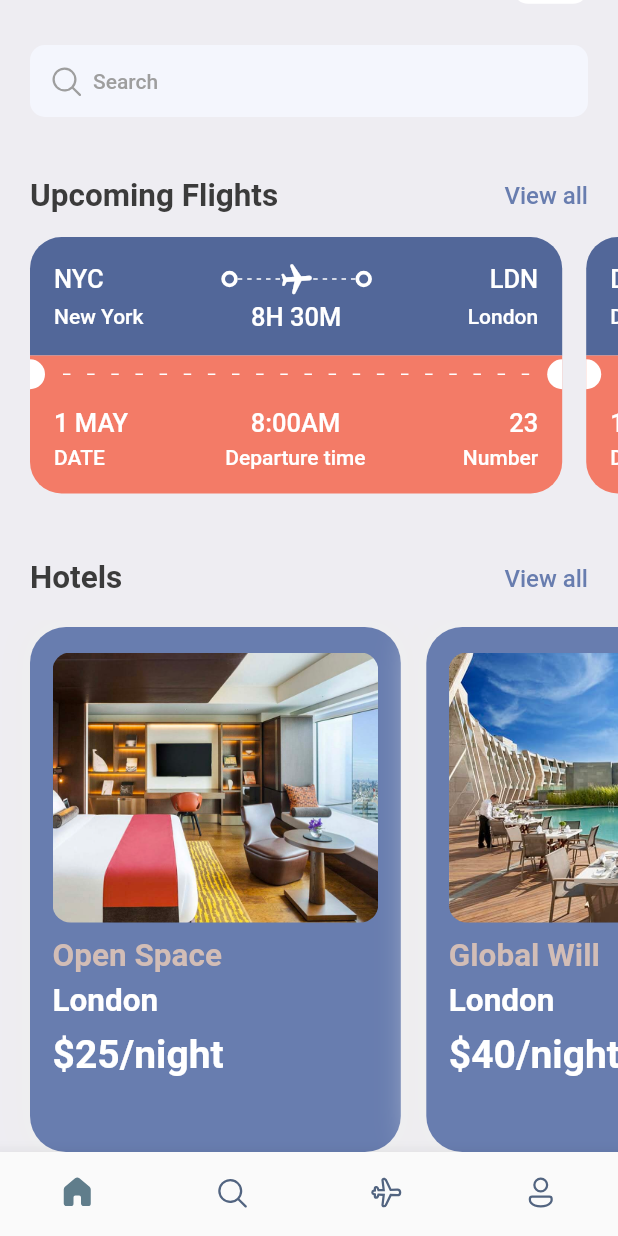
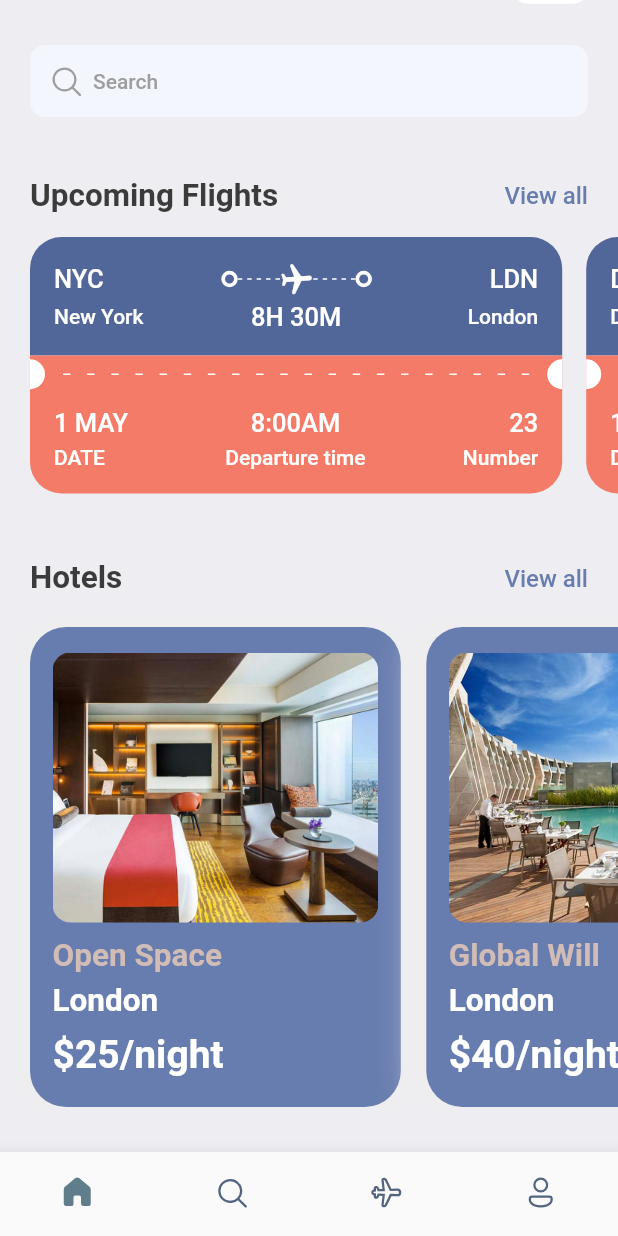
Before and after one commit to cmatt7/booking-app, a Flutter app: the screen it shows after launch, scrolled down 90 dp, on a phone screen of 412 x 824 dp. Run offline on Flutter 3.47's test engine with Material 2 defaults, Android fonts, the phone set to English and light mode, and no system bars; our stand-ins replace fluentui_icons, gap, get.

Commit message:
refactor: implementing AppLayout new functions for widgets responsiveness

```diff
--- a/lib/components/hotel_card.dart
+++ b/lib/components/hotel_card.dart
@@ -1,7 +1,7 @@
 import 'package:flutter/material.dart';
 
 // Dependecies
-import 'package:flutter/cupertino.dart';
+// import 'package:flutter/cupertino.dart';
 import 'package:gap/gap.dart';
 
 // Utils
@@ -19,7 +19,7 @@ class HotelCard extends StatelessWidget {
 
     return Container(
       width: size.width * 0.6,
-      height: 350,
+      height: AppLayout.getHeight(320),
       padding: const EdgeInsets.symmetric(horizontal: 15, vertical: 17),
       margin: const EdgeInsets.only(right: 17, top: 5),
       decoration: BoxDecoration(
@@ -37,7 +37,7 @@ class HotelCard extends StatelessWidget {
         crossAxisAlignment: CrossAxisAlignment.start,
         children: [
           Container(
-            height: 180,
+            height: AppLayout.getHeight(180),
             decoration: BoxDecoration(
               borderRadius: BorderRadius.circular(12),
               color: Styles.primaryColor,
--- a/lib/components/ticket_view.dart
+++ b/lib/components/ticket_view.dart
@@ -17,26 +17,24 @@ class TicketView extends StatelessWidget {
   Widget build(BuildContext context) {
     final size = AppLayout.getSize(context);
 
-    print(ticket['from']);
-
     return SizedBox(
       width: size.width * 0.9,
-      height: 200,
+      height: AppLayout.getHeight(200),
       child: Container(
-        margin: const EdgeInsets.only(right: 16),
+        margin: EdgeInsets.only(right: AppLayout.getHeight(16)),
         child: Column(
           mainAxisSize: MainAxisSize.min,
           children: [
             /* Top Box */
             Container(
-              decoration: const BoxDecoration(
-                color: Color(0xFF526799),
+              decoration: BoxDecoration(
+                color: const Color(0xFF526799),
                 borderRadius: BorderRadius.only(
-                  topLeft: Radius.circular(21),
-                  topRight: Radius.circular(21),
+                  topLeft: Radius.circular(AppLayout.getHeight(21)),
+                  topRight: Radius.circular(AppLayout.getHeight(21)),
                 ),
               ),
-              padding: const EdgeInsets.all(16),
+              padding: EdgeInsets.all(AppLayout.getHeight(16)),
               child: Column(
                 children: [
                   Row(
@@ -52,7 +50,7 @@ class TicketView extends StatelessWidget {
                         child: Stack(
                           children: [
                             SizedBox(
-                              height: 24,
+                              height: AppLayout.getHeight(24),
                               child: LayoutBuilder(
                                 builder: (BuildContext context,
                                     BoxConstraints constraints) {
@@ -103,7 +101,7 @@ class TicketView extends StatelessWidget {
                     mainAxisAlignment: MainAxisAlignment.spaceBetween,
                     children: [
                       SizedBox(
-                        width: 100,
+                        width: AppLayout.getWidth(100),
                         child: Text(
                           '${ticket['from']['name']}',
                           style: Styles.headLineStyle4
@@ -116,7 +114,7 @@ class TicketView extends StatelessWidget {
                             Styles.headLineStyle3.copyWith(color: Colors.white),
                       ),
                       SizedBox(
-                        width: 100,
+                        width: AppLayout.getWidth(100),
                         child: Text(
                           '${ticket['to']['name']}',
                           textAlign: TextAlign.end,
@@ -134,22 +132,22 @@ class TicketView extends StatelessWidget {
               color: Styles.orangeColor,
               child: Row(
                 children: [
-                  const SizedBox(
-                    height: 20,
-                    width: 10,
+                  SizedBox(
+                    height: AppLayout.getHeight(20),
+                    width: AppLayout.getWidth(10),
                     child: DecoratedBox(
                       decoration: BoxDecoration(
                         color: Colors.white,
                         borderRadius: BorderRadius.only(
-                          topRight: Radius.circular(10),
-                          bottomRight: Radius.circular(10),
+                          topRight: Radius.circular(AppLayout.getHeight(10)),
+                          bottomRight: Radius.circular(AppLayout.getHeight(10)),
                         ),
                       ),
                     ),
                   ),
                   Expanded(
                     child: Padding(
-                      padding: const EdgeInsets.all(12),
+                      padding: EdgeInsets.all(AppLayout.getHeight(12)),
                       child: LayoutBuilder(
                         builder:
                             (BuildContext context, BoxConstraints constraints) {
@@ -173,15 +171,15 @@ class TicketView extends StatelessWidget {
                       ),
                     ),
                   ),
-                  const SizedBox(
-                    height: 20,
-                    width: 10,
+                  SizedBox(
+                    height: AppLayout.getHeight(20),
+                    width: AppLayout.getWidth(10),
                     child: DecoratedBox(
                       decoration: BoxDecoration(
                         color: Colors.white,
                         borderRadius: BorderRadius.only(
-                          topLeft: Radius.circular(10),
-                          bottomLeft: Radius.circular(10),
+                          topLeft: Radius.circular(AppLayout.getHeight(10)),
+                          bottomLeft: Radius.circular(AppLayout.getHeight(10)),
                         ),
                       ),
                     ),
@@ -193,9 +191,9 @@ class TicketView extends StatelessWidget {
             Container(
               decoration: BoxDecoration(
                 color: Styles.orangeColor,
-                borderRadius: const BorderRadius.only(
-                  bottomRight: Radius.circular(21),
-                  bottomLeft: Radius.circular(21),
+                borderRadius: BorderRadius.only(
+                  bottomRight: Radius.circular(AppLayout.getHeight(21)),
+                  bottomLeft: Radius.circular(AppLayout.getHeight(21)),
                 ),
               ),
               padding: const EdgeInsets.only(left: 16, top: 10, right: 16, bottom: 16),
--- a/lib/screens/home_screen.dart
+++ b/lib/screens/home_screen.dart
@@ -6,6 +6,7 @@ import 'package:gap/gap.dart';
 
 // Utils
 import 'package:booking_app/utils/app_style.dart';
+import 'package:booking_app/utils/app_layout.dart';
 
 // Components
 import 'package:booking_app/components/hotel_card.dart';
@@ -44,8 +45,8 @@ class HomeScreen extends StatelessWidget {
                       ],
                     ),
                     Container(
-                        height: 50,
-                        width: 50,
+                      height: AppLayout.getHeight(50),
+                      width: AppLayout.getWidth(50),
                       decoration: BoxDecoration(
                         borderRadius: BorderRadius.circular(10),
                         image: const DecorationImage(
@@ -100,14 +101,16 @@ class HomeScreen extends StatelessWidget {
           const Gap(15),
           SingleChildScrollView(
             scrollDirection: Axis.horizontal,
-              padding: const EdgeInsets.only(left: 20),
+            padding: EdgeInsets.only(left: AppLayout.getWidth(20)),
             child: Row(
-                children: ticketList.map((singleTicket) => TicketView(ticket: singleTicket)).toList(),
+              children: ticketList
+                  .map((singleTicket) => TicketView(ticket: singleTicket))
+                  .toList(),
             ),
           ),
           const Gap(15),
           Container(
-              padding: const EdgeInsets.symmetric(horizontal: 20),
+            padding: EdgeInsets.symmetric(horizontal: AppLayout.getWidth(20)),
             child: Row(
               mainAxisAlignment: MainAxisAlignment.spaceBetween,
               children: [
@@ -129,13 +132,16 @@ class HomeScreen extends StatelessWidget {
           const Gap(15),
           SingleChildScrollView(
             scrollDirection: Axis.horizontal,
-              padding: const EdgeInsets.only(left: 20),
+            padding: EdgeInsets.only(left: AppLayout.getWidth(20)),
             child: Row(
-                children: hotelList.map((singleHotel) => HotelCard(hotel: singleHotel)).toList(),
+              children: hotelList
+                  .map((singleHotel) => HotelCard(hotel: singleHotel))
+                  .toList(),
             ),
           ),
           const Gap(30),
         ],
-        ));
+      ),
+    );
   }
 }
--- a/lib/utils/app_layout.dart
+++ b/lib/utils/app_layout.dart
@@ -1,7 +1,28 @@
 import 'package:flutter/material.dart';
+import 'package:get/get.dart';
 
 class AppLayout {
   static getSize(BuildContext context) {
     return MediaQuery.of(context).size;
   }
+
+  static getScreenHeight() {
+    return Get.height;
+  }
+
+  static getScreenWidth() {
+    return Get.width;
+  }
+
+  static getHeight(double pixels) {
+    double x = getScreenHeight() / pixels;
+
+    return getScreenHeight() / x;
+  }
+
+  static getWidth(double pixels) {
+    double x = getScreenWidth() / pixels;
+
+    return getScreenWidth() / x;
+  }
 }
```
Lines whose indentation alone changed are shown as unchanged.
